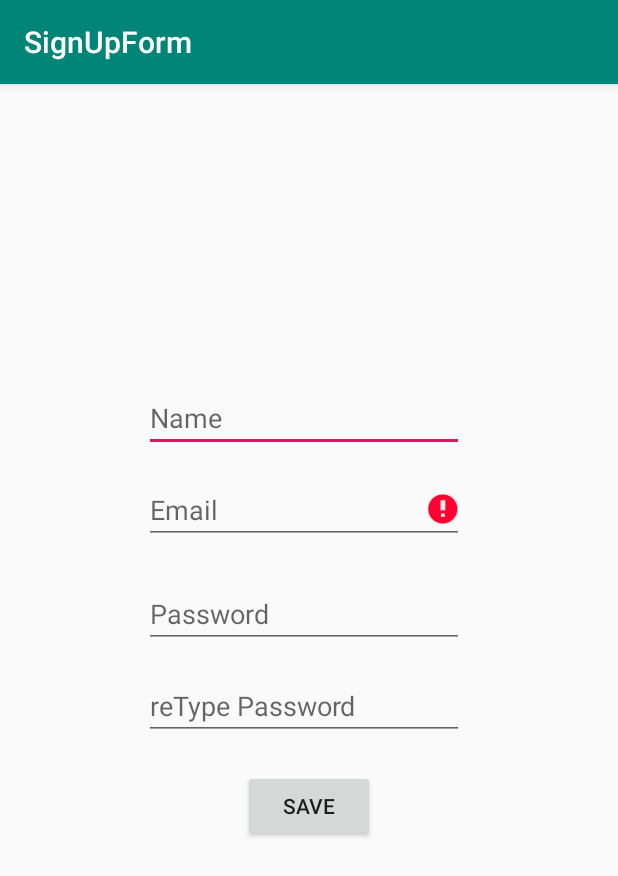
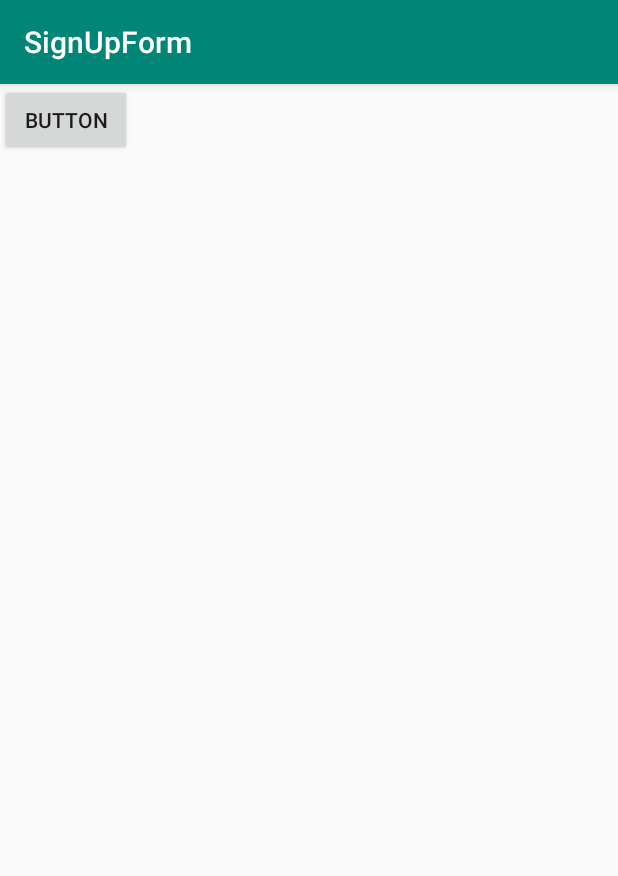
Before and after one commit to maxgoroshko/SignUpForm_Lab2, an Android app: the screen it shows after launch (FormActivity before the commit, SignUpHello after it), after a tap on "SAVE", on a phone screen of 412 x 824 dp. Shown: the top 876 px of the screen. Run offline under Robolectric (Android 15) with nearby library versions, the phone set to English and light mode, and no system bars.

Commit message:
New activity setup completed

```diff
--- a/app/src/main/java/edu/temple/signupform/FormActivity.java
+++ b/app/src/main/java/edu/temple/signupform/FormActivity.java
@@ -2,6 +2,7 @@ package edu.temple.signupform;
 
 import androidx.appcompat.app.AppCompatActivity;
 
+import android.content.Intent;
 import android.os.Bundle;
 import android.text.TextUtils;
 import android.util.Patterns;
@@ -12,7 +13,7 @@ import android.widget.Toast;
 
 public class FormActivity extends AppCompatActivity {
 
-    EditText name;
+    public EditText name;
     EditText password;
     EditText rePassword;
     EditText email;
@@ -36,7 +37,6 @@ public class FormActivity extends AppCompatActivity {
             @Override
             public void onClick(View view) {
                 checkDataEntered();
-
             }
         });
     }
@@ -64,7 +64,7 @@ public class FormActivity extends AppCompatActivity {
     {
         if(isEmpty(name) || isEmpty(email) || isEmpty(password) || isEmpty(rePassword))
         {
-            Toast.makeText(this, "You got to input name", Toast.LENGTH_SHORT).show();
+            Toast.makeText(this, "You have to fill up all the fields", Toast.LENGTH_SHORT).show();
         }
 
         if (!isEmail(email))
@@ -76,9 +76,17 @@ public class FormActivity extends AppCompatActivity {
         {
             Toast.makeText(this, "Passwords don't match", Toast.LENGTH_SHORT).show();
         }
+        else {
+            openNewActivity();
+        }
+    }
 
-
-
+    void openNewActivity()
+    {
+        String nameValue = name.getText().toString();
+        Intent intent = new Intent(this,SignUpHello.class);
+        intent.putExtra("NAME",nameValue);
+        startActivity(intent);
     }
 
 
--- a/app/src/main/java/edu/temple/signupform/SignUpHello.java
+++ b/app/src/main/java/edu/temple/signupform/SignUpHello.java
@@ -3,12 +3,26 @@ package edu.temple.signupform;
 import androidx.appcompat.app.AppCompatActivity;
 
 import android.os.Bundle;
+import android.view.View;
+import android.widget.Button;
+import android.widget.Toast;
 
-public class SignUpHello extends AppCompatActivity {
+public class SignUpHello extends FormActivity {
+
+    Button button;
 
     @Override
     protected void onCreate(Bundle savedInstanceState) {
         super.onCreate(savedInstanceState);
         setContentView(R.layout.activity_sign_up_hello);
+
+        button = findViewById(R.id.button);
+
+        button.setOnClickListener(new View.OnClickListener() {
+            @Override
+            public void onClick(View v) {
+                Toast.makeText(SignUpHello.this, getIntent().getStringExtra("NAME"),Toast.LENGTH_SHORT).show();
+            }
+        });
     }
 }
--- a/app/src/main/res/layout/activity_main.xml
+++ b/app/src/main/res/layout/activity_main.xml
@@ -1,5 +1,5 @@
 <?xml version="1.0" encoding="utf-8"?>
-<androidx.constraintlayout.widget.ConstraintLayout xmlns:android="http://schemas.android.com/apk/res/android"
+<RelativeLayout xmlns:android="http://schemas.android.com/apk/res/android"
     xmlns:app="http://schemas.android.com/apk/res-auto"
     xmlns:tools="http://schemas.android.com/tools"
     android:layout_width="match_parent"
@@ -11,7 +11,7 @@
         android:layout_width="wrap_content"
         android:layout_height="wrap_content"
         android:layout_marginStart="96dp"
-        android:layout_marginTop="200dp"
+        android:layout_marginTop="140dp"
         android:ems="10"
         android:hint="Name"
         android:inputType="textEmailAddress"
@@ -22,8 +22,9 @@
         android:id="@+id/emailText"
         android:layout_width="wrap_content"
         android:layout_height="wrap_content"
+        android:layout_below="@+id/nameText"
         android:layout_marginStart="96dp"
-        android:layout_marginTop="16dp"
+        android:layout_marginTop="50dp"
         android:ems="10"
         android:hint="Email"
         android:inputType="textEmailAddress"
@@ -34,8 +35,9 @@
         android:id="@+id/rePasswordText"
         android:layout_width="wrap_content"
         android:layout_height="wrap_content"
+        android:layout_below="@+id/passwordText"
         android:layout_marginStart="96dp"
-        android:layout_marginTop="16dp"
+        android:layout_marginTop="20dp"
         android:ems="10"
         android:hint="reType Password"
         android:inputType="textPassword"
@@ -46,8 +48,10 @@
         android:id="@+id/signUp"
         android:layout_width="wrap_content"
         android:layout_height="wrap_content"
-        android:layout_marginTop="20dp"
-        android:layout_marginEnd="160dp"
+        android:layout_below="@+id/rePasswordText"
+        android:layout_alignEnd="@+id/rePasswordText"
+        android:layout_marginTop="50dp"
+        android:layout_marginEnd="61dp"
         android:text="Save"
         app:layout_constraintEnd_toEndOf="parent"
         app:layout_constraintHorizontal_bias="0.987"
@@ -58,12 +62,13 @@
         android:id="@+id/passwordText"
         android:layout_width="wrap_content"
         android:layout_height="wrap_content"
+        android:layout_below="@+id/emailText"
         android:layout_marginStart="96dp"
-        android:layout_marginTop="24dp"
+        android:layout_marginTop="40dp"
         android:ems="10"
         android:hint="Password"
         android:inputType="textPassword"
         app:layout_constraintStart_toStartOf="parent"
         app:layout_constraintTop_toBottomOf="@+id/emailText" />
 
-</androidx.constraintlayout.widget.ConstraintLayout>
+</RelativeLayout>
--- a/app/src/main/res/layout/activity_sign_up_hello.xml
+++ b/app/src/main/res/layout/activity_sign_up_hello.xml
@@ -6,4 +6,11 @@
     android:layout_height="match_parent"
     tools:context=".SignUpHello">
 
+    <Button
+        android:id="@+id/button"
+        android:layout_width="wrap_content"
+        android:layout_height="wrap_content"
+        android:text="Button"
+        tools:layout_editor_absoluteX="154dp"
+        tools:layout_editor_absoluteY="347dp" />
 </androidx.constraintlayout.widget.ConstraintLayout>
```
